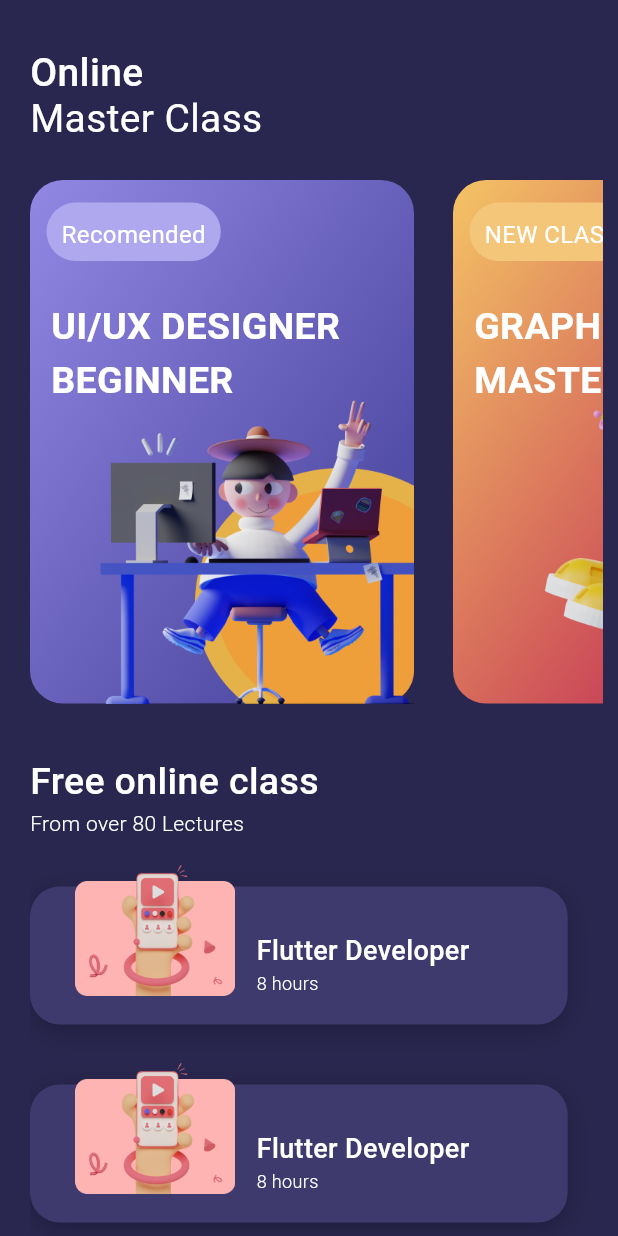
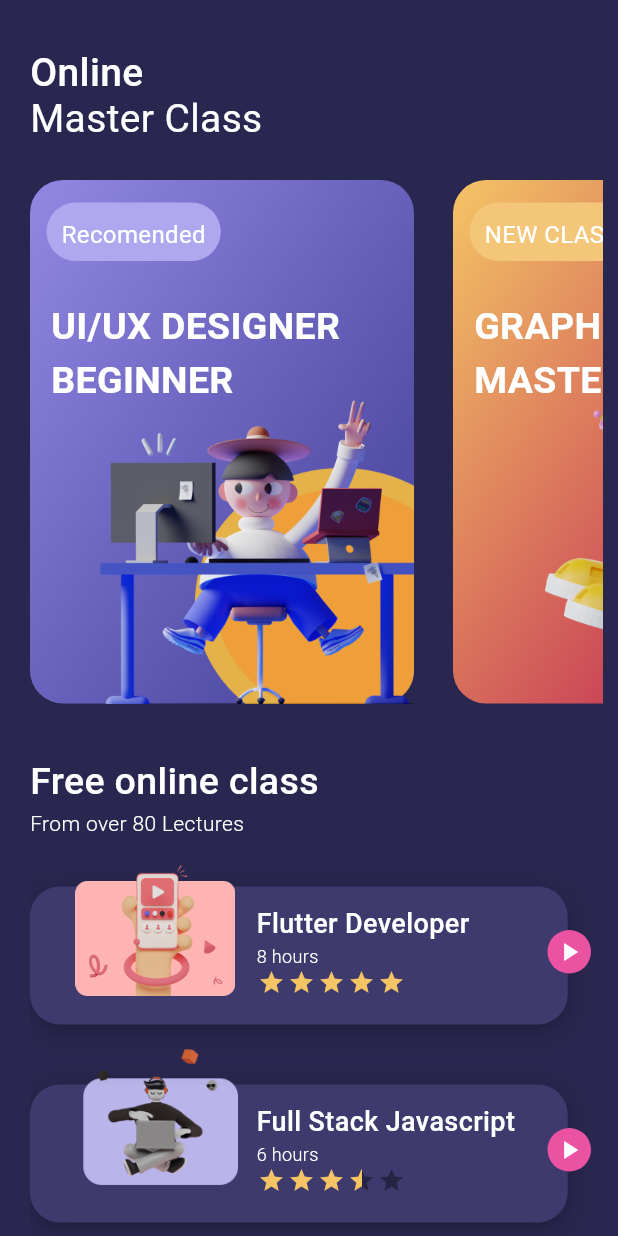
Before and after one commit to Chirran-CR/Course-Selling-App-UI-Design, a Flutter app: the screen it shows after launch, on a phone screen of 412 x 824 dp. Run offline on Flutter 3.47's test engine with Material 3 defaults, Android fonts, the phone set to English and light mode, and no system bars; drawn by our look-alikes of flutter_rating_bar; our stand-ins replace google_fonts.

Commit message:
HomeScreen is completed

```diff
--- a/lib/components/components.dart
+++ b/lib/components/components.dart
@@ -1 +1,2 @@
 export "course.dart";
+export "course_with_rating.dart";
--- /dev/null
+++ b/lib/components/course_with_rating.dart
@@ -0,0 +1,6 @@
+class CourseWithRating{
+
+  String courseName, courseDuration, courseImage;
+  double courseRating;
+  CourseWithRating(this.courseName, this.courseDuration, this.courseRating, this.courseImage);
+}
--- a/lib/screens/home_screen.dart
+++ b/lib/screens/home_screen.dart
@@ -7,6 +7,7 @@ import "package:online_course_app/widgets/widgets.dart";
 class HomeScreen extends StatelessWidget {
   HomeScreen({super.key});
   final List<Course> allCourses = getAllCourses();
+  final List<CourseWithRating> allCourseWithRating = getCourseWithRatings();
 
   @override
   Widget build(BuildContext context) {
@@ -119,7 +120,12 @@ class HomeScreen extends StatelessWidget {
                   //     color: Color(0xFF3E3A6D),
                   //   ),
                   // );
-                  return const VerticalCourseList();
+                  return VerticalCourseList(
+                    courseDuration: allCourseWithRating[index].courseDuration,
+                    courseImage: allCourseWithRating[index].courseImage,
+                    courseName: allCourseWithRating[index].courseName,
+                    courseRating: allCourseWithRating[index].courseRating,
+                  );
                 },
               ),
             ),
@@ -130,6 +136,7 @@ class HomeScreen extends StatelessWidget {
   }
 }
 
+// to get all the course
 List<Course> getAllCourses() {
   const String assetsLink = "assets/images/";
 
@@ -162,3 +169,33 @@ List<Course> getAllCourses() {
 
   return allCourses;
 }
+
+//to get the course with details
+
+List<CourseWithRating> getCourseWithRatings() {
+  const String imageAssets = "assets/images/";
+
+  List<String> courseName = ["Flutter Developer", "Full Stack Javascript"];
+  List<String> courseDuration = ["8 hours", "6 hours"];
+  List<double> courseRating = [5, 3.5];
+  List<String> courseImage = [
+    "${imageAssets}img_saly24.png",
+    "${imageAssets}img_saly131.png"
+  ];
+
+  List<CourseWithRating> courseWithRating = [];
+
+  for (int i = 0; i < 6; i++) {
+    if (i % 2 == 0) {
+      //even courses
+      courseWithRating.add(CourseWithRating(
+          courseName[0], courseDuration[0], courseRating[0], courseImage[0]));
+    } else {
+      //odd courses
+      courseWithRating.add(CourseWithRating(
+          courseName[1], courseDuration[1], courseRating[1], courseImage[1]));
+    }
+  }
+
+  return courseWithRating;
+}
--- a/lib/widgets/vertical_course_list.dart
+++ b/lib/widgets/vertical_course_list.dart
@@ -1,11 +1,20 @@
 import "package:flutter/material.dart";
 import "package:google_fonts/google_fonts.dart";
+import 'package:flutter_rating_bar/flutter_rating_bar.dart';
 
 class VerticalCourseList extends StatelessWidget {
-  const VerticalCourseList({super.key});
-
+  final String courseName, courseDuration, courseImage;
+  final double courseRating;
+  const VerticalCourseList(
+      {super.key,
+      required this.courseName,
+      required this.courseDuration,
+      required this.courseRating,
+      required this.courseImage});
   @override
   Widget build(BuildContext context) {
+    // print(courseImage);
+    // print(courseDuration);
     return Padding(
       padding: const EdgeInsets.only(bottom: 8),
       child: SizedBox(
@@ -46,9 +55,9 @@ class VerticalCourseList extends StatelessWidget {
                   Container(
                     height: 115,
                     width: 115,
-                    decoration: const BoxDecoration(
+                    decoration: BoxDecoration(
                       image: DecorationImage(
-                        image: AssetImage("assets/images/img_saly24.png"),
+                        image: AssetImage(courseImage),
                       ),
                     ),
                   ),
@@ -60,7 +69,7 @@ class VerticalCourseList extends StatelessWidget {
                       crossAxisAlignment: CrossAxisAlignment.start,
                       children: [
                         Text(
-                          "Flutter Developer",
+                          courseName,
                           style: GoogleFonts.roboto(
                             color: Colors.white,
                             fontSize: 18,
@@ -68,19 +77,55 @@ class VerticalCourseList extends StatelessWidget {
                           ),
                         ),
                         Text(
-                          "8 hours",
+                          courseDuration,
                           style: GoogleFonts.roboto(
                             color: Colors.white,
                             fontSize: 12,
                             fontWeight: FontWeight.w300,
                           ),
-                        )
+                        ),
+                        RatingBar.builder(
+                          initialRating: courseRating,
+                          minRating: 1,
+                          direction: Axis.horizontal,
+                          allowHalfRating: true,
+                          itemCount: 5,
+                          itemSize: 18,
+                          itemPadding:
+                              const EdgeInsets.symmetric(horizontal: 1.0),
+                          itemBuilder: (context, _) => const Icon(
+                            Icons.star,
+                            color: Color(0xFFF4C465),
+                          ),
+                          onRatingUpdate: (rating) {
+                            print(rating);
+                          },
+                        ),
                       ],
                     ),
                   )
                 ],
               ),
-            )
+            ),
+            Positioned(
+              bottom: 34,
+              right: 8,
+              child: Container(
+                // height: MediaQuery.of(context).size.width * 0.06,
+                // width: MediaQuery.of(context).size.width * 0.06,
+                height: 29,
+                width: 29,
+                decoration: const BoxDecoration(
+                  color: Color(0xFFEB53A2),
+                  shape: BoxShape.circle,
+                ),
+                child: const Icon(
+                  Icons.play_arrow,
+                  size: 20,
+                  color: Colors.white,
+                ),
+              ),
+            ),
           ],
         ),
       ),
--- a/pubspec.yaml
+++ b/pubspec.yaml
@@ -35,6 +35,7 @@ dependencies:
   # Use with the CupertinoIcons class for iOS style icons.
   cupertino_icons: ^1.0.2
   google_fonts: ^5.1.0
+  flutter_rating_bar: ^4.0.1
 
 dev_dependencies:
   flutter_test:
```
Also changed, not shown: assets/images/img_saly13.png (added), assets/images/img_saly131.png (added), pubspec.lock.
